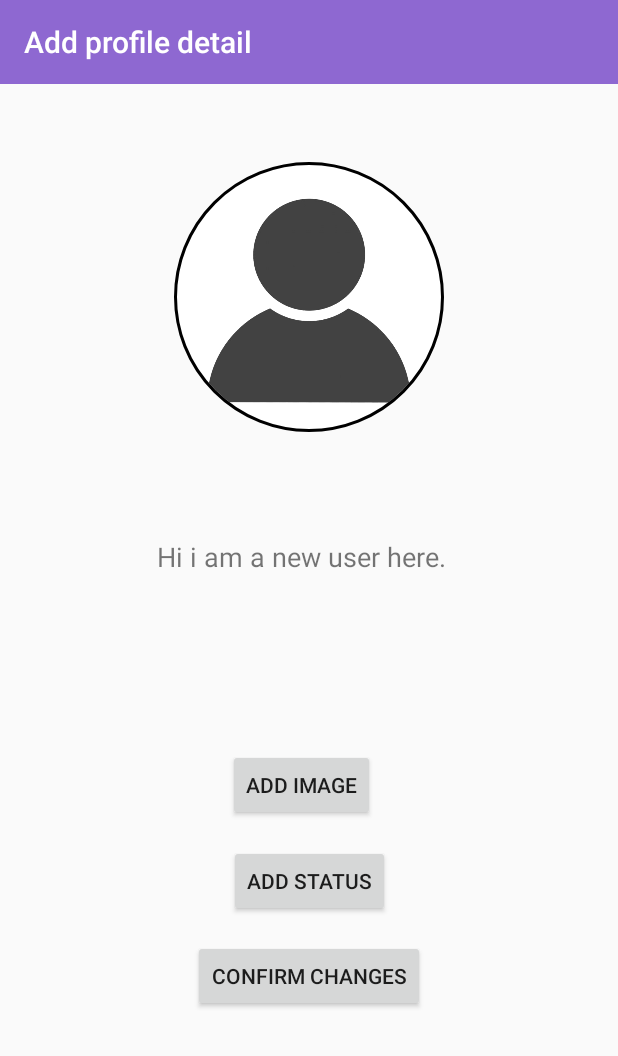
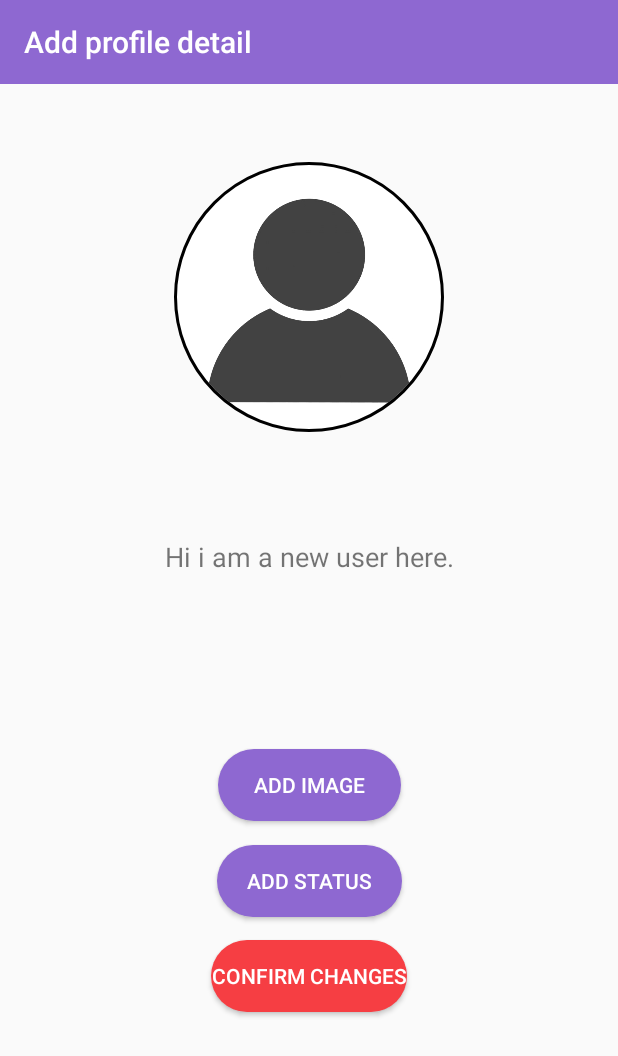
Before and after one commit to GameOnAnil/ChatAppProject, an Android app: the CreateProfile screen opened directly, with no data from a screen before it, on a phone screen of 412 x 824 dp. Shown: the top 1056 px of the screen. Run offline under Robolectric (Android 15) with nearby library versions, the phone set to English and light mode, and no system bars; our stand-ins replace CircleImageView, Firebase (no records; nobody signed in at launch, a user with empty details on screens opened directly), Picasso; libraries missing offline, so code that uses them is left out: com.iceteck.silicompressorr, com.theartofdev.edmodo.

Commit message:
Modified CreateProfile page and changed the recycler size and some text size

```diff
--- a/app/src/main/res/layout/activity_create_profile.xml
+++ b/app/src/main/res/layout/activity_create_profile.xml
@@ -29,6 +29,7 @@
         android:text="User Name"
         android:textSize="25sp"
         android:textStyle="bold"
+        android:textColor="#000"
         app:layout_constraintEnd_toEndOf="parent"
         app:layout_constraintStart_toStartOf="parent"
         app:layout_constraintTop_toBottomOf="@+id/profile_image" />
@@ -40,8 +41,11 @@
 
         android:layout_marginTop="8dp"
         android:layout_marginEnd="10dp"
+        android:layout_marginStart="10dp"
+        app:layout_goneMarginEnd="10dp"
         android:text="Hi i am a new user here."
         android:textSize="18sp"
+        android:textAlignment="center"
         app:layout_constraintEnd_toEndOf="parent"
         app:layout_constraintStart_toStartOf="parent"
         app:layout_constraintTop_toBottomOf="@+id/userNameText" />
@@ -52,10 +56,13 @@
         android:layout_height="wrap_content"
         android:layout_marginTop="116dp"
         android:text="Add image"
+        android:textColor="#fff"
         app:layout_constraintEnd_toEndOf="parent"
-        app:layout_constraintHorizontal_bias="0.485"
         app:layout_constraintStart_toStartOf="parent"
-        app:layout_constraintTop_toBottomOf="@+id/userStatus" />
+        app:layout_constraintTop_toBottomOf="@+id/userStatus"
+        android:background="@drawable/round_btn_color_primary"
+        android:paddingStart="24dp"
+        android:paddingEnd="24dp"/>
 
     <Button
         android:id="@+id/confirmChanges"
@@ -63,11 +70,13 @@
         android:layout_height="wrap_content"
         android:layout_marginTop="15dp"
         android:text="Confirm Changes"
+        android:textColor="#fff"
         app:layout_constraintBottom_toBottomOf="parent"
         app:layout_constraintEnd_toEndOf="parent"
         app:layout_constraintStart_toStartOf="parent"
         app:layout_constraintTop_toBottomOf="@+id/changeStatus"
-        app:layout_constraintVertical_bias="0.0" />
+        app:layout_constraintVertical_bias="0.0"
+        android:background="@drawable/round_btn_red"/>
 
     <Button
         android:id="@+id/changeStatus"
@@ -75,7 +84,11 @@
         android:layout_height="wrap_content"
         android:layout_marginTop="16dp"
         android:text="Add Status"
+        android:textColor="#fff"
         app:layout_constraintEnd_toEndOf="parent"
         app:layout_constraintStart_toStartOf="parent"
-        app:layout_constraintTop_toBottomOf="@+id/changeImageBtn" />
+        app:layout_constraintTop_toBottomOf="@+id/changeImageBtn"
+        android:background="@drawable/round_btn_color_primary"
+        android:paddingStart="20dp"
+        android:paddingEnd="20dp"/>
 </androidx.constraintlayout.widget.ConstraintLayout>
--- a/app/src/main/res/layout/all_friends_list.xml
+++ b/app/src/main/res/layout/all_friends_list.xml
@@ -39,7 +39,7 @@
             android:layout_width="wrap_content"
             android:layout_height="wrap_content"
             android:text="Date"
-            android:textSize="20sp"
+            android:textSize="17sp"
             android:layout_toRightOf="@+id/image_in_friendlist"
             android:layout_below="@+id/userName_in_friendlist"
             android:layout_marginTop="8dp"
@@ -48,8 +48,8 @@
 
         <de.hdodenhof.circleimageview.CircleImageView
             android:id="@+id/greenCircle_in_frinedsList"
-            android:layout_width="20dp"
-            android:layout_height="20dp"
+            android:layout_width="15dp"
+            android:layout_height="15dp"
 
             android:src="@color/onlineCircle"
             android:layout_alignParentEnd="true"
--- a/app/src/main/res/layout/all_users_list.xml
+++ b/app/src/main/res/layout/all_users_list.xml
@@ -15,8 +15,8 @@
         android:layout_height="match_parent">
         <de.hdodenhof.circleimageview.CircleImageView
             android:id="@+id/image_in_list"
-            android:layout_width="85dp"
-            android:layout_height="85dp"
+            android:layout_width="75dp"
+            android:layout_height="75dp"
             android:src="@drawable/profile"
             android:layout_margin="10dp"
             />
@@ -38,7 +38,7 @@
             android:layout_width="wrap_content"
             android:layout_height="wrap_content"
             android:text="Status"
-            android:textSize="20sp"
+            android:textSize="18sp"
             android:layout_toRightOf="@+id/image_in_list"
             android:layout_below="@+id/userName_in_list"
             android:layout_marginTop="8dp"
--- a/app/src/main/res/layout/chatting_page_list_second.xml
+++ b/app/src/main/res/layout/chatting_page_list_second.xml
@@ -23,13 +23,12 @@
         android:text="demo text "
         android:textSize="20dp"
         android:textColor="#000"
-        android:gravity="end"
         android:layout_marginStart="35dp"
         android:layout_marginTop="10dp"
         android:layout_marginEnd="10dp"
         android:layout_toLeftOf="@+id/profile_ours_second"
         android:background="@drawable/chatting_sent_textbox_white"
-        android:paddingStart="10dp"
+        android:paddingStart="15dp"
         android:paddingTop="12dp"
         android:paddingBottom="12dp"
         android:paddingEnd="12dp"
```
Also changed, not shown: app/src/main/res/layout/activity_edit_profile.xml (+7 -4 lines), app/src/main/res/layout/activity_user_profile.xml (+4 -4 lines).
